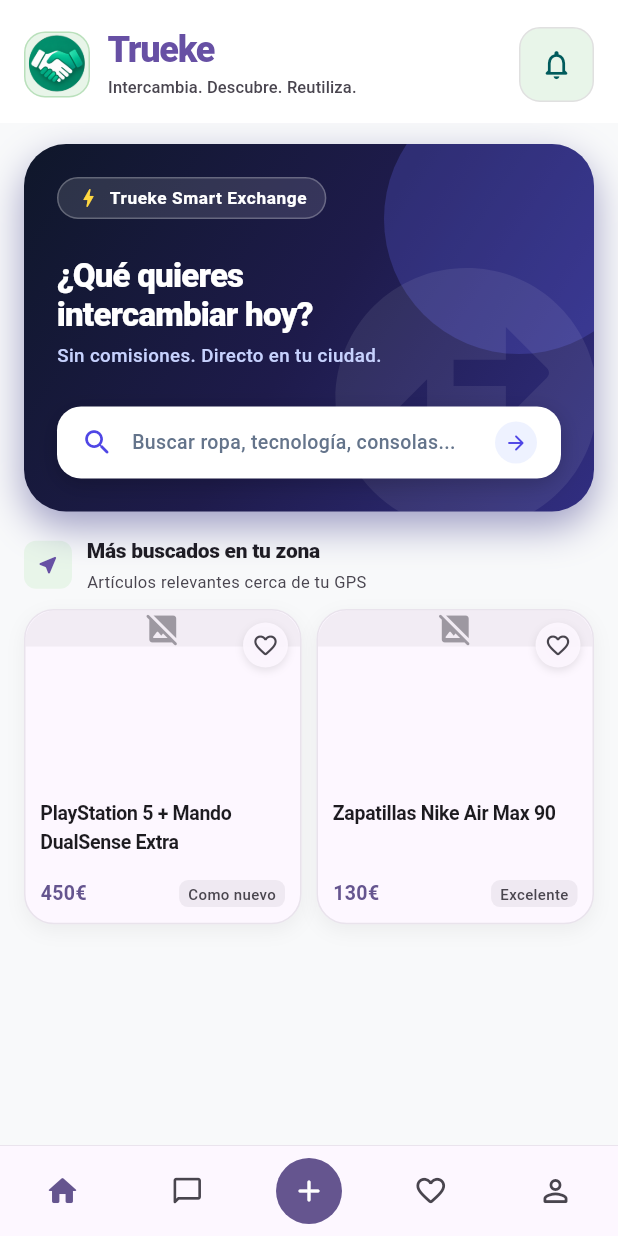
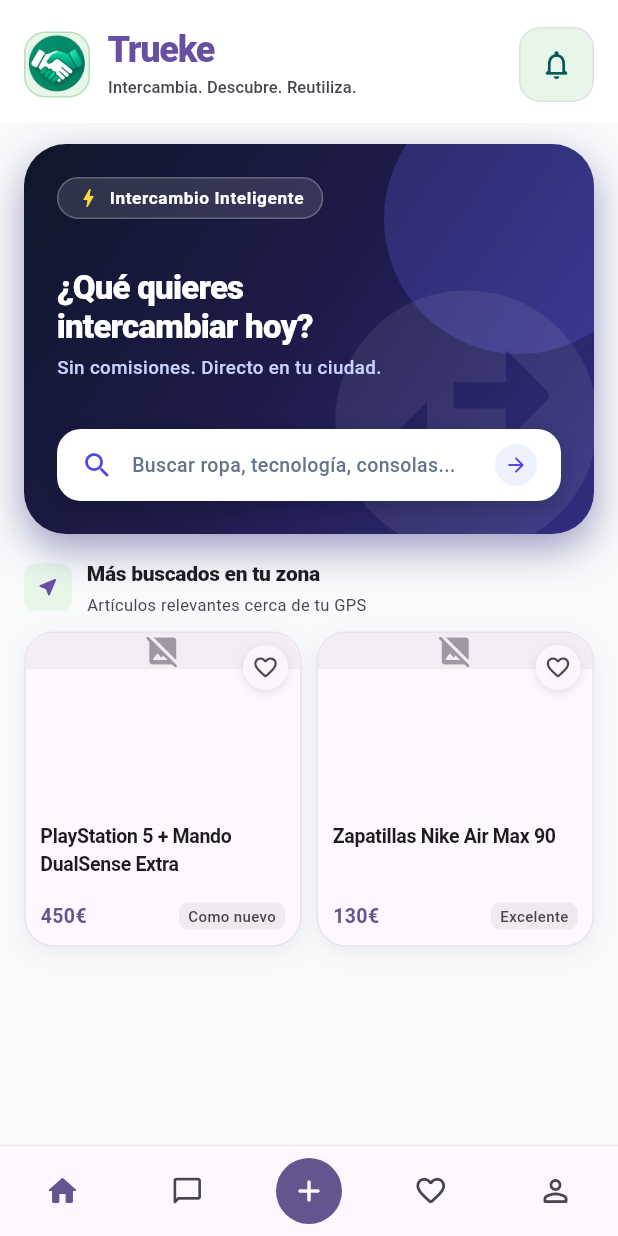
Before and after one commit to lledoandreu-84/trueke-privacy, a Flutter app: the screen it shows once a user with an empty profile is signed in, on a phone screen of 412 x 824 dp. Run offline on Flutter 3.47's test engine with Material 3 defaults, Android fonts, the phone set to English and light mode, and no system bars; our stand-ins replace firebase_core, firebase_messaging, flutter_dotenv, flutter_map, flutter_riverpod, freezed_annotation and 6 more; accounts and stored records are empty; network calls fail.

Commit message:
style(home): translate badge to Spanish and optimize banner height to 260px

```diff
--- a/lib/features/home/widgets/promo_banner.dart
+++ b/lib/features/home/widgets/promo_banner.dart
@@ -8,7 +8,7 @@ class PromoBanner extends StatelessWidget {
   Widget build(BuildContext context) {
     return Container(
       width: double.infinity,
-      height: 245,
+      height: 260,
       decoration: BoxDecoration(
         gradient: const LinearGradient(
           colors: [
@@ -75,7 +75,7 @@ class PromoBanner extends StatelessWidget {
                         Icon(Icons.bolt_rounded, color: Colors.amberAccent, size: 16),
                         SizedBox(width: 6),
                         Text(
-                          'Trueke Smart Exchange',
+                          'Intercambio Inteligente',
                           style: TextStyle(
                             color: Colors.white,
                             fontSize: 11.5,
```
